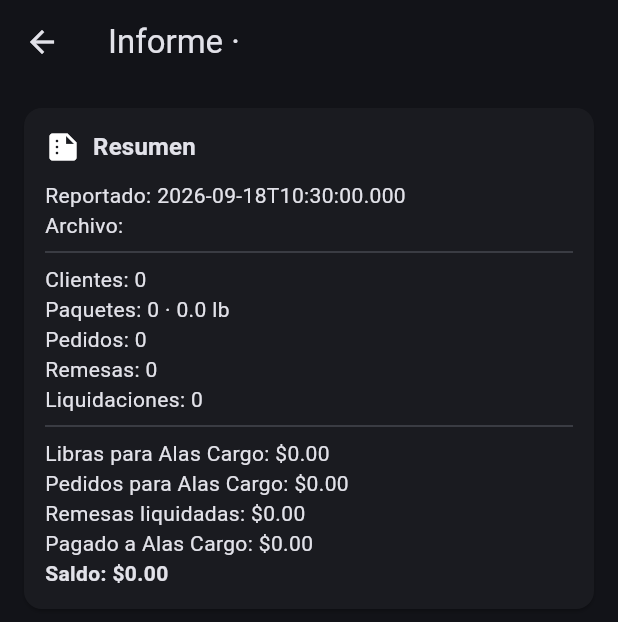
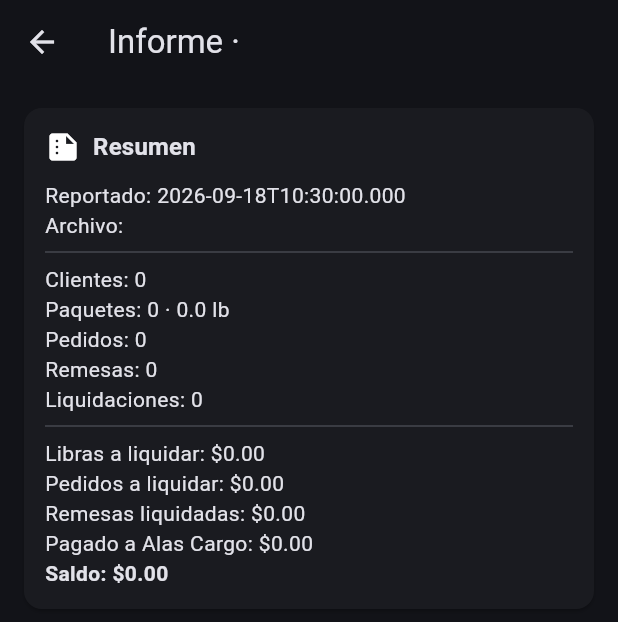
Before and after one commit to angeljo0801/Negocio, a Flutter app: the AgentReportPage screen opened directly with empty values, on a phone screen of 412 x 824 dp. Shown: the top 622 px of the screen. Run offline on Flutter 3.47's test engine with Material 3 defaults, Android fonts, the light colour scheme and no system bars; our stand-ins replace cross_file, file_picker, flutter_secure_storage, image_picker, pdf, share_plus and 1 more; missing offline and left inert: google_mlkit_text_recognition, mobile_scanner; accounts and stored records are empty.

Commit message:
Alinear resumen de agentes con remesas liquidadas

```diff
--- a/paqueteria/lib/agents.dart
+++ b/paqueteria/lib/agents.dart
@@ -466,8 +466,8 @@ class _AgentDetailPageState extends State<AgentDetailPage> {
             Text('Pedidos: ${orders.length}'),
             Text('Remesas: ${remittances.length}'),
             const Divider(),
-            Text('Por libras: ${money(agentShippingDue(latest))}'),
-            Text('Por pedidos: ${money(agentOrdersDue(latest))}'),
+            Text('Libras a liquidar: ${money(agentShippingDue(latest))}'),
+            Text('Pedidos a liquidar: ${money(agentOrdersDue(latest))}'),
             Text('Remesas liquidadas: ${money(agentRemittancesLiquidated(latest))}'),
             Text('Liquidado: ${money(agentSettled(latest))}'),
             Text('Saldo contigo: ${money(agentBalanceFromReport(latest))}', style: const TextStyle(fontWeight: FontWeight.bold)),
@@ -568,8 +568,8 @@ class AgentReportPage extends StatelessWidget {
           Text('Remesas: ${remittances.length}'),
           Text('Liquidaciones: ${settlements.length}'),
           const Divider(),
-          Text('Libras para Alas Cargo: ${money(agentShippingDue(report))}'),
-          Text('Pedidos para Alas Cargo: ${money(agentOrdersDue(report))}'),
+          Text('Libras a liquidar: ${money(agentShippingDue(report))}'),
+          Text('Pedidos a liquidar: ${money(agentOrdersDue(report))}'),
           Text('Remesas liquidadas: ${money(agentRemittancesLiquidated(report))}'),
           Text('Pagado a Alas Cargo: ${money(agentSettled(report))}'),
           Text('Saldo: ${money(agentBalanceFromReport(report))}', style: const TextStyle(fontWeight: FontWeight.bold)),
@@ -588,7 +588,7 @@ class AgentReportPage extends StatelessWidget {
             ListTile(
               title: Text('${_agentClientName(data, e['clientId'])} · ${e['store'] ?? ''}'),
               subtitle: Text('${e['description'] ?? ''}'),
-              trailing: Text('Devuelto: ${money(number(e['returnedToAlasCargo'] ?? e['ownerDue']))}'),
+              trailing: Text('Debe: ${money(e.containsKey('storeCost') ? number(e['storeCost']) : number(e['ownerDue']))}'),
             ),
         ],
         if (remittances.isNotEmpty) ...[
@@ -598,7 +598,7 @@ class AgentReportPage extends StatelessWidget {
             ListTile(
               title: Text('${_agentClientName(data, e['clientId'])} → ${e['beneficiary'] ?? ''}'),
               subtitle: Text('${e['status'] ?? ''}'),
-              trailing: Text(money(number(e['ownerDue']))),
+              trailing: Text('Devuelto: ${money(number(e['returnedToAlasCargo'] ?? e['ownerDue']))}'),
             ),
         ],
       ]),
```
